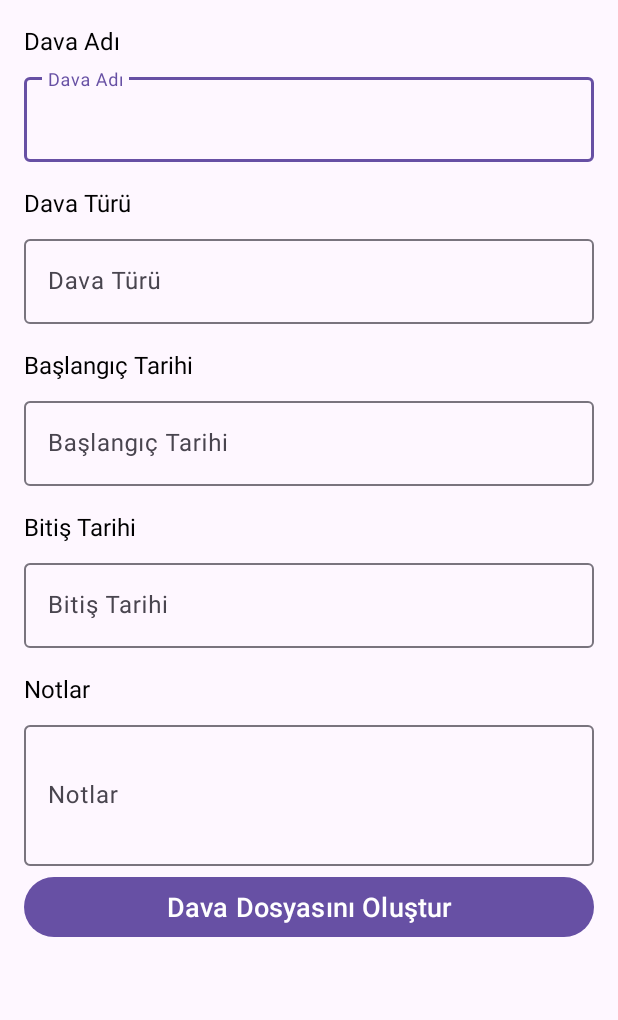
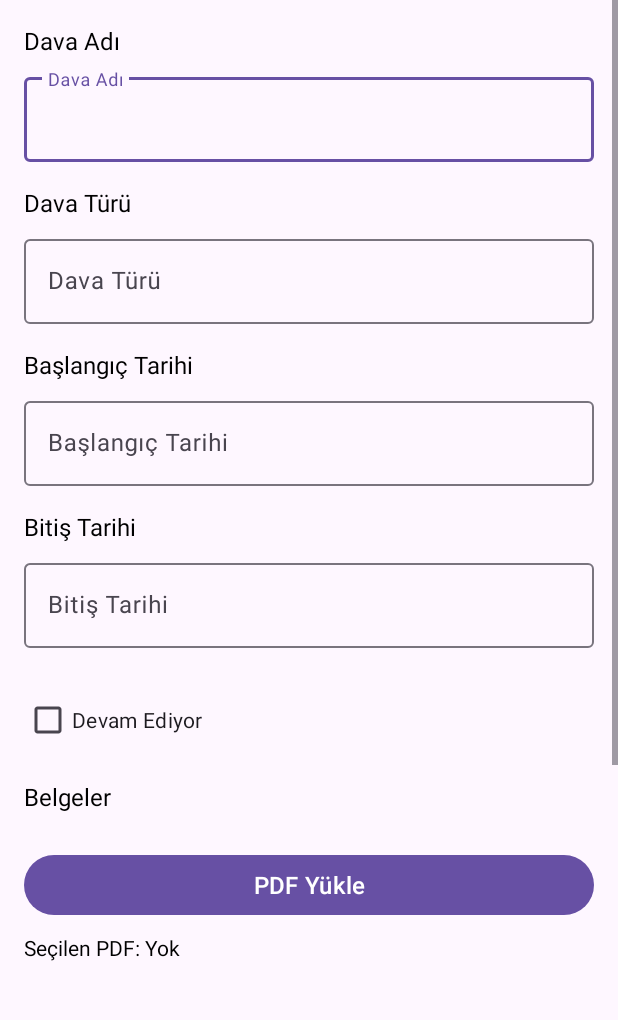
Before and after one commit to Acelya777/LawyerApp, an Android app: the CreateCaseFile screen opened directly, with no data from a screen before it, on a phone screen of 412 x 824 dp, the part 96-1116 px from its top. Run offline under Robolectric (Android 15) with nearby library versions, the phone set to English and light mode, and no system bars; our stand-ins replace Firebase (no records; nobody signed in at launch, a user with empty details on screens opened directly); 3 statements that could not run were skipped.

Commit message:
CreateCaseFile ile RealTime data gönderme ve toolBar düzenlemesi

```diff
--- a/app/build.gradle.kts
+++ b/app/build.gradle.kts
@@ -51,6 +51,7 @@ dependencies {
     implementation(libs.androidx.constraintlayout)
     implementation(libs.firebase.auth.ktx)
     implementation(libs.firebase.firestore.ktx)
+    implementation(libs.firebase.storage.ktx)
     testImplementation(libs.junit)
     androidTestImplementation(libs.androidx.junit)
     androidTestImplementation(libs.androidx.espresso.core)
--- /dev/null
+++ b/app/src/main/res/drawable/ic_check.xml
@@ -0,0 +1,5 @@
+<vector xmlns:android="http://schemas.android.com/apk/res/android" android:autoMirrored="true" android:height="24dp" android:viewportHeight="960" android:viewportWidth="960" android:width="24dp">
+
+    <path android:fillColor="#000000" android:pathData="m424,664 l282,-282 -56,-56 -226,226 -114,-114 -56,56 170,170ZM480,880q-83,0 -156,-31.5T197,763q-54,-54 -85.5,-127T80,480q0,-83 31.5,-156T197,197q54,-54 127,-85.5T480,80q83,0 156,31.5T763,197q54,54 85.5,127T880,480q0,83 -31.5,156T763,763q-54,54 -127,85.5T480,880ZM480,800q134,0 227,-93t93,-227q0,-134 -93,-227t-227,-93q-134,0 -227,93t-93,227q0,134 93,227t227,93ZM480,480Z"/>
+
+</vector>
--- a/app/src/main/res/layout/activity_create_case_file.xml
+++ b/app/src/main/res/layout/activity_create_case_file.xml
@@ -143,6 +143,66 @@
                     android:focusable="false"
                     android:clickable="true"/>
             </com.google.android.material.textfield.TextInputLayout>
+            <!-- Devam Ediyor CheckBox -->
+            <LinearLayout
+                android:id="@+id/cbOngoingLayout"
+                android:layout_width="wrap_content"
+                android:layout_height="wrap_content"
+                android:orientation="horizontal"
+                android:layout_marginTop="8dp"
+                app:layout_constraintTop_toBottomOf="@id/tilEndDate"
+                app:layout_constraintStart_toStartOf="parent">
+
+                <CheckBox
+                    android:id="@+id/checkboxOngoing"
+                    android:layout_width="wrap_content"
+                    android:layout_height="wrap_content"
+                    android:layout_marginTop="16dp"
+                    android:text="Devam Ediyor"
+                    app:layout_constraintStart_toStartOf="parent"
+                    app:layout_constraintTop_toBottomOf="@id/tilEndDate" />
+
+            </LinearLayout>
+            <!-- Belgeler-->
+            <TextView
+                android:id="@+id/documents"
+                android:layout_width="wrap_content"
+                android:layout_height="wrap_content"
+                android:text="Belgeler"
+                android:textSize="16sp"
+                android:textColor="@android:color/black"
+                android:layout_marginTop="16dp"
+                app:layout_constraintTop_toBottomOf="@id/cbOngoingLayout"
+                app:layout_constraintStart_toStartOf="parent"/>
+            <com.google.android.material.textfield.TextInputLayout
+                android:id="@+id/uploadPdfLayout"
+                android:layout_width="match_parent"
+                android:layout_height="wrap_content"
+                android:layout_marginTop="8dp"
+                app:layout_constraintTop_toBottomOf="@id/documents"
+                app:layout_constraintStart_toStartOf="parent">
+                <Button
+                    android:id="@+id/uploadPdfBtn"
+                    android:layout_width="match_parent"
+                    android:layout_height="wrap_content"
+                    android:text="PDF Yükle"
+                    android:textSize="16sp"
+                    android:layout_marginTop="16dp"
+                    app:layout_constraintTop_toBottomOf="@id/tilNotes"
+                    app:layout_constraintStart_toStartOf="parent"/>
+
+                <!-- Yüklenen PDF'nin adını göstermek için bir TextView -->
+                <TextView
+                    android:id="@+id/pdfNameTextView"
+                    android:layout_width="wrap_content"
+                    android:layout_height="wrap_content"
+                    android:text="Seçilen PDF: Yok"
+                    android:textSize="14sp"
+                    android:textColor="@android:color/black"
+                    android:layout_marginTop="8dp"
+                    app:layout_constraintTop_toBottomOf="@id/uploadPdfBtn"
+                    app:layout_constraintStart_toStartOf="parent"/>
+            </com.google.android.material.textfield.TextInputLayout>
 
             <!-- Notlar -->
             <TextView
@@ -153,7 +213,7 @@
                 android:textSize="16sp"
                 android:textColor="@android:color/black"
                 android:layout_marginTop="16dp"
-                app:layout_constraintTop_toBottomOf="@id/tilEndDate"
+                app:layout_constraintTop_toBottomOf="@id/uploadPdfLayout"
                 app:layout_constraintStart_toStartOf="parent"/>
 
             <com.google.android.material.textfield.TextInputLayout
@@ -174,8 +234,9 @@
                     android:inputType="textMultiLine"
                     android:textColor="@android:color/black"/>
             </com.google.android.material.textfield.TextInputLayout>
+            <!-- Data Set Btn-->
             <Button
-                android:id="@+id/createCaseButton"
+                android:id="@+id/dataSetCaseFileBtn"
                 android:layout_width="match_parent"
                 android:layout_height="wrap_content"
                 android:text="Dava Dosyasını Oluştur"
@@ -197,7 +258,6 @@
         app:layout_constraintBottom_toBottomOf="parent"
         app:layout_constraintStart_toStartOf="parent"
         app:layout_constraintEnd_toEndOf="parent">
-        <!-- Dava Dosyasını Oluştur Butonu -->
 
     </LinearLayout>
 </androidx.constraintlayout.widget.ConstraintLayout>
--- a/app/src/main/res/layout/activity_home.xml
+++ b/app/src/main/res/layout/activity_home.xml
@@ -8,7 +8,8 @@
     android:layout_width="match_parent"
     android:layout_height="match_parent">
     <include
-        layout="@layout/tool_bar" />
+        layout="@layout/tool_bar"
+        android:id="@+id/toolBarLayoutHome"/>
     <androidx.constraintlayout.widget.ConstraintLayout
     android:id="@+id/main"
     android:layout_width="match_parent"
--- a/app/src/main/res/layout/case_manager_item.xml
+++ b/app/src/main/res/layout/case_manager_item.xml
@@ -7,7 +7,6 @@
     android:layout_width="match_parent"
     android:layout_height="170dp"
     >
-
     <androidx.constraintlayout.widget.ConstraintLayout
         android:layout_width="match_parent"
         android:layout_height="wrap_content">
--- a/app/src/main/res/layout/tool_bar.xml
+++ b/app/src/main/res/layout/tool_bar.xml
@@ -28,6 +28,7 @@
                 android:gravity="center_vertical">
 
                 <LinearLayout
+                    android:id="@+id/toolBarApp"
                     android:layout_width="0dp"
                     android:layout_height="match_parent"
                     android:layout_weight="4"
@@ -52,6 +53,7 @@
                 </LinearLayout>
 
                 <TextView
+                    android:id="@+id/locatedActivity"
                     android:layout_width="0dp"
                     android:layout_height="match_parent"
                     android:layout_weight="3"
--- a/gradle/libs.versions.toml
+++ b/gradle/libs.versions.toml
@@ -14,6 +14,7 @@ activity = "1.10.1"
 constraintlayout = "2.2.1"
 firebaseAuthKtx = "23.2.0"
 firebaseFirestoreKtx = "25.1.2"
+firebaseStorageKtx = "21.0.1"
 
 [libraries]
 androidx-core-ktx = { group = "androidx.core", name = "core-ktx", version.ref = "coreKtx" }
@@ -33,6 +34,7 @@ androidx-activity = { group = "androidx.activity", name = "activity", version.re
 androidx-constraintlayout = { group = "androidx.constraintlayout", name = "constraintlayout", version.ref = "constraintlayout" }
 firebase-auth-ktx = { group = "com.google.firebase", name = "firebase-auth-ktx", version.ref = "firebaseAuthKtx" }
 firebase-firestore-ktx = { group = "com.google.firebase", name = "firebase-firestore-ktx", version.ref = "firebaseFirestoreKtx" }
+firebase-storage-ktx = { group = "com.google.firebase", name = "firebase-storage-ktx", version.ref = "firebaseStorageKtx" }
 
 [plugins]
 android-application = { id = "com.android.application", version.ref = "agp" }
```
Also changed, not shown: app/src/main/java/com/acelya/lawyerapp/Calendar.kt (+16 -0 lines), app/src/main/java/com/acelya/lawyerapp/CaseManagement.kt (+19 -1 lines), app/src/main/java/com/acelya/lawyerapp/ClientAdapter.kt (+5 -3 lines), app/src/main/java/com/acelya/lawyerapp/ClientManagement.kt (+16 -0 lines), app/src/main/java/com/acelya/lawyerapp/ContratManagement.kt (+11 -1 lines), app/src/main/java/com/acelya/lawyerapp/CreateCaseFile.kt (+231 -2 lines), app/src/main/java/com/acelya/lawyerapp/Finance.kt (+11 -1 lines), app/src/main/java/com/acelya/lawyerapp/Home.kt (+22 -5 lines), app/src/main/java/com/acelya/lawyerapp/LogIn.kt (+8 -34 lines), app/src/main/java/com/acelya/lawyerapp/Reminder.kt (+14 -4 lines), app/src/main/java/com/acelya/lawyerapp/models/Lawyers.kt (+12 -1 lines).
